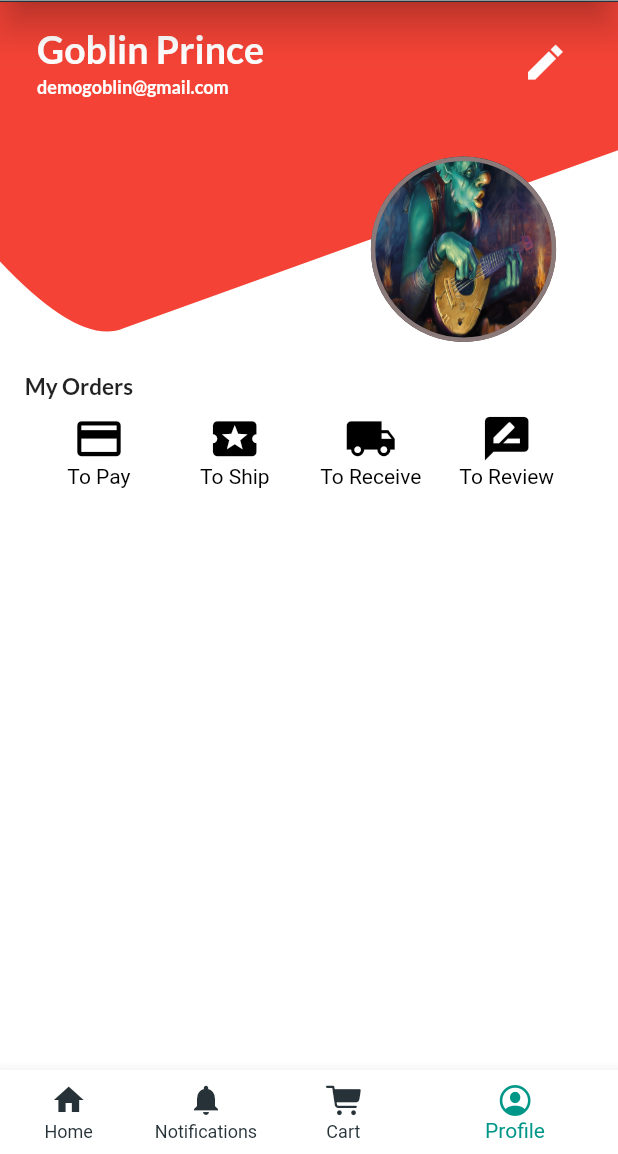
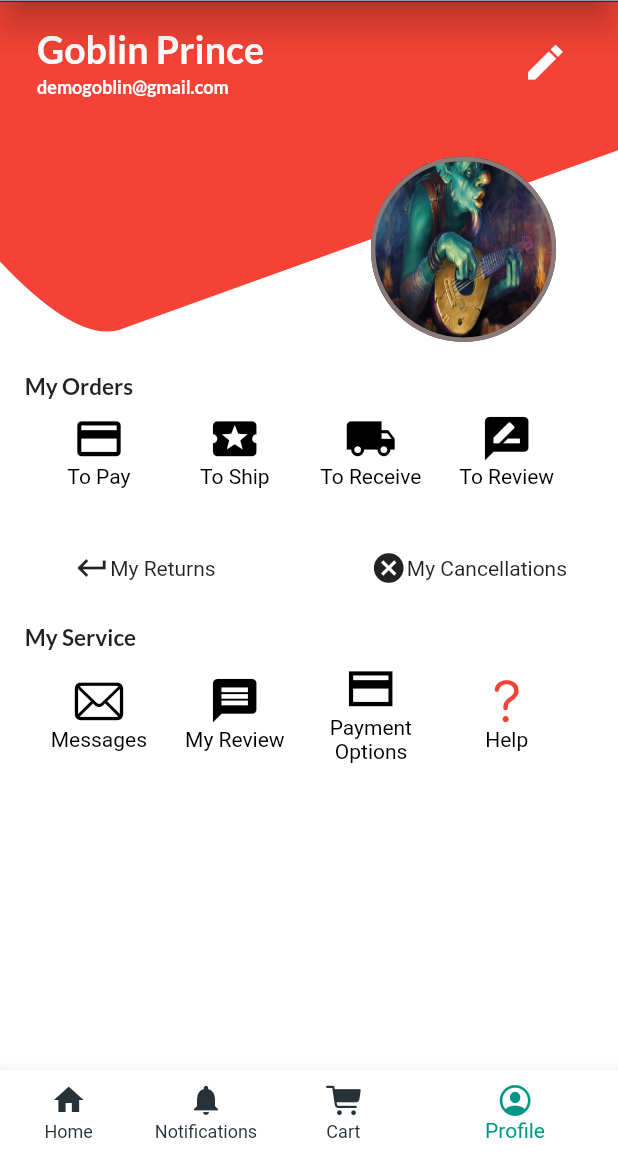
Before and after one commit to PrabeshPP/Sneakers-Shop, a Flutter app: the screen it shows after launch, after a tap on "Continue", on a phone screen of 412 x 824 dp, the part 82-1236 px from its top. Run offline on Flutter 3.47's test engine with Material 2 defaults, Android fonts, the phone set to English and light mode, and no system bars; our stand-ins replace bloc, equatable, flutter_bloc, google_fonts, shared_preferences.

Commit message:
Designed Profile Page

```diff
--- a/sneakers/lib/view/widgets/UI/Profile/profile_body.dart
+++ b/sneakers/lib/view/widgets/UI/Profile/profile_body.dart
@@ -7,6 +7,7 @@ class ProfileBody extends StatelessWidget {
 
   @override
   Widget build(BuildContext context) {
+    var size = MediaQuery.of(context).size;
     return Column(
       crossAxisAlignment: CrossAxisAlignment.start,
       children: [
@@ -19,13 +20,42 @@ class ProfileBody extends StatelessWidget {
         ),
         Row(
           children: const [
-            Col(icons: Icons.payment, text: "To Pay"),
-            Col(icons: Icons.local_activity,text: "To Ship"),
-            Col(icons: Icons.local_shipping,text: "To Receive"),
-            Col(icons: Icons.rate_review,text: "To Review")
+            Col(icons: Icons.payment, text: "To Pay",color: null,),
+            Col(icons: Icons.local_activity, text: "To Ship",color: null,),
+            Col(icons: Icons.local_shipping, text: "To Receive",color: null,),
+            Col(icons: Icons.rate_review, text: "To Review",color: null,)
           ],
         ),
-        const Cancellation()
+        Row(
+          children: const [
+            Cancellation(
+              icon: Icons.keyboard_return_sharp,
+              text: "My Returns",
+            ),
+            Cancellation(
+              icon: Icons.cancel,
+              text: "My Cancellations",
+            )
+          ],
+        ),
+        Padding(
+          padding: EdgeInsets.only(top: size.height * 0.03),
+          child: Text(
+            "My Service",
+            style: TextStyle(
+                fontWeight: FontWeight.bold,
+                fontFamily: GoogleFonts.lato().fontFamily,
+                fontSize: 15),
+          ),
+        ),
+        Row(
+          children: const [
+            Col(icons: CupertinoIcons.mail, text: "Messages",color: null,),
+            Col(icons: Icons.message, text: "My Review",color: null,),
+            Col(icons: Icons.payment_sharp, text: "Payment\n Options",color: null,),
+            Col(icons: CupertinoIcons.question, text: "Help",color: Colors.red,),
+          ],
+        )
       ],
     );
   }
@@ -33,46 +63,97 @@ class ProfileBody extends StatelessWidget {
 
 // Column for the MyOrders
 class Col extends StatelessWidget {
-
   final IconData icons;
   final String text;
-  const Col({Key? key,required this.icons,required this.text}) : super(key: key);
+  final Color? color;
+  const Col({Key? key, required this.icons, required this.text,required this.color})
+      : super(key: key);
 
   @override
   Widget build(BuildContext context) {
-    var size=MediaQuery.of(context).size;
-    return Padding(
-      padding:  EdgeInsets.only(left:size.width*0.02,top: size.height*0.01 ),
+    var size = MediaQuery.of(context).size;
+    if(color!=null){
+      return Padding(
+      padding:
+          EdgeInsets.only(left: size.width * 0.02, top: size.height * 0.01),
       child: InkWell(
-        onTap: (){
-
-        },
+        onTap: () {},
         child: SizedBox(
-          width: size.width*0.2,
+          width: size.width * 0.2,
           child: Column(
             children: [
-              Icon(icons,
-              size: 35,
-              color: Theme.of(context).primaryColor,),
-              Text(text,
-              style: TextStyle(
-                color: Theme.of(context).primaryColor
-              ),)],
+              Icon(
+                icons,
+                size: 35,
+                color: color,
+              ),
+              Text(
+                text,
+                style: TextStyle(color: Theme.of(context).primaryColor),
+              )
+            ],
           ),
+        ),
+      ),
+    );
+
+    }else{
+      return Padding(
+      padding:
+          EdgeInsets.only(left: size.width * 0.02, top: size.height * 0.01),
+      child: InkWell(
+        onTap: () {},
+        child: SizedBox(
+          width: size.width * 0.2,
+          child: Column(
+            children: [
+              Icon(
+                icons,
+                size: 35,
+
+                color: Theme.of(context).primaryColor,
+              ),
+              Text(
+                text,
+                style: TextStyle(color: Theme.of(context).primaryColor),
+              )
+            ],
+          ),
+        ),
+      ),
+    );
+
+    }
+
+  }
+}
+
+//Row for the Cancellation Component
+class Cancellation extends StatelessWidget {
+  final IconData icon;
+  final String text;
+  const Cancellation({Key? key, required this.icon, required this.text})
+      : super(key: key);
+
+  @override
+  Widget build(BuildContext context) {
+    var size = MediaQuery.of(context).size;
+    return Padding(
+      padding:
+          EdgeInsets.only(top: size.height * 0.05, left: size.width * 0.08),
+      child: InkWell(
+        onTap: () {},
+        child: Row(
+          mainAxisAlignment: MainAxisAlignment.center,
+          children: [
+            SizedBox(
+                width: size.width * 0.4,
+                child: Row(
+                  children: [Icon(icon), Text(text)],
+                ))
+          ],
         ),
       ),
     );
   }
 }
-
-//Row for the Cancellation Component
-class Cancellation extends StatelessWidget {
-  const Cancellation({ Key? key }) : super(key: key);
-
-  @override
-  Widget build(BuildContext context) {
-    return Container(
-
-    );
-  }
-}
```
Also changed, not shown: 1 other file.
